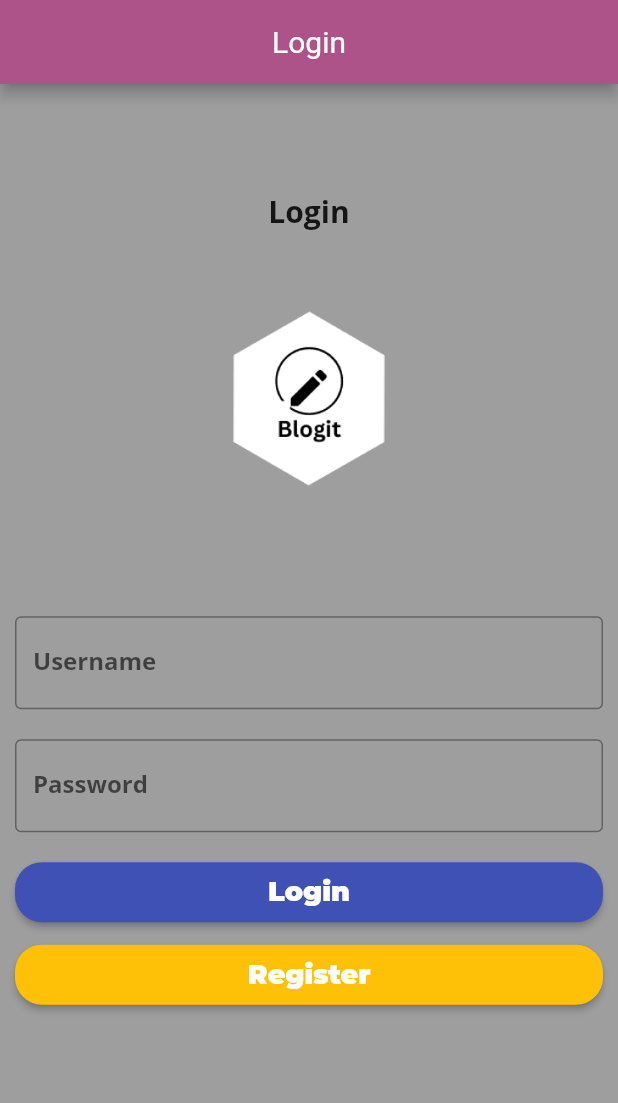
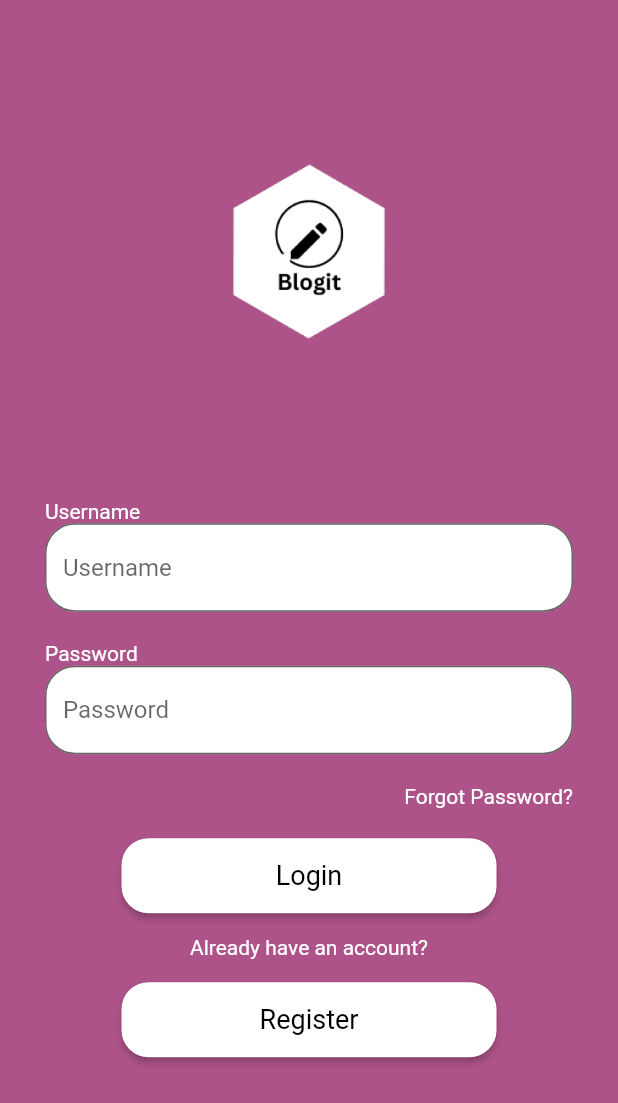
Before and after one commit to samyog437/flutter_blogit, a Flutter app: the screen it shows after launch, on a phone screen of 412 x 824 dp. Shown: the top 1103 px of the screen. Run offline on Flutter 3.47's test engine with Material 2 defaults, Android fonts, the phone set to English and light mode, and no system bars.

Commit message:
login page

```diff
--- a/lib/screen/loginscreen.dart
+++ b/lib/screen/loginscreen.dart
@@ -11,9 +11,6 @@ class _LoginScreenState extends State<LoginScreen> {
   @override
   Widget build(BuildContext context) {
     return Scaffold(
-      appBar: AppBar(
-        title: const Text('Login'),
-      ),
       body: Container(
         // color: Color(0xFFad5389),
         // color: Colors.amber,
@@ -24,71 +21,88 @@ class _LoginScreenState extends State<LoginScreen> {
           child: SingleChildScrollView(
             child: Column(
               children: [
-                const Text(
-                  'Login',
-                  style: TextStyle(
-                    fontSize: 20,
-                    // fontFamily: 'Montserrat BlackItalic',
-                  ),
-                ),
                 const Image(
                   image: AssetImage('assets/images/logo.png'),
                   width: 256,
                   height: 256,
                   fit: BoxFit.cover,
                 ),
+                Container(
+                  padding: const EdgeInsets.all(20),
+                  child: Column(
+                    children: [
+                      Container(
+                        alignment: Alignment.centerLeft,
+                        child: const Text(
+                          'Username',
+                          style: TextStyle(color: Colors.white),
+                        ),
+                      ),
                       TextFormField(
-                  decoration: const InputDecoration(
-                    labelText: 'Username',
-                    border: OutlineInputBorder(),
+                        decoration: InputDecoration(
+                          hintText: 'Username',
+                          border: OutlineInputBorder(
+                            borderRadius: BorderRadius.circular(20),
+                          ),
+                          filled: true,
+                          fillColor: Colors.white,
                         ),
                       ),
                       const SizedBox(
                         height: 20,
                       ),
+                      Container(
+                        alignment: Alignment.centerLeft,
+                        child: const Text(
+                          'Password',
+                          style: TextStyle(color: Colors.white),
+                        ),
+                      ),
                       TextFormField(
-                  decoration: const InputDecoration(
-                    labelText: 'Password',
-                    border: OutlineInputBorder(),
+                        decoration: InputDecoration(
+                            hintText: 'Password',
+                            border: OutlineInputBorder(
+                              borderRadius: BorderRadius.circular(20),
                             ),
+                            filled: true,
+                            fillColor: Colors.white),
                       ),
                       const SizedBox(
                         height: 20,
                       ),
+                      Container(
+                        alignment: Alignment.centerRight,
+                        child: const Text(
+                          'Forgot Password?',
+                          style: TextStyle(color: Colors.white),
+                        ),
+                      ),
+                    ],
+                  ),
+                ),
                 SizedBox(
-                  width: double.infinity,
-                  height: 40,
+                  width: 250,
+                  height: 50,
                   child: ElevatedButton(
                     onPressed: () {},
-                    // style: ButtonStyle(
-                    //   shape: MaterialStateProperty.all(
-                    //     RoundedRectangleBorder(
-                    //       borderRadius: BorderRadius.circular(18),
-                    //     ),
-                    //   ),
-                    //   // backgroundColor: MaterialStateProperty.all(Colors.amber),
-                    // ),
                     child: const Text('Login'),
                   ),
                 ),
                 const SizedBox(
                   height: 15,
                 ),
+                const Text(
+                  'Already have an account?',
+                  style: TextStyle(color: Colors.white),
+                ),
+                const SizedBox(
+                  height: 15,
+                ),
                 SizedBox(
-                  width: double.infinity,
-                  height: 40,
+                  width: 250,
+                  height: 50,
                   child: ElevatedButton(
                     onPressed: () {},
-                    // style: ButtonStyle(
-                    //   shape: MaterialStateProperty.all(
-                    //     RoundedRectangleBorder(
-                    //       borderRadius: BorderRadius.circular(18),
-                    //     ),
-                    //   ),
-                    // ),
-                    style: ElevatedButton.styleFrom(
-                      backgroundColor: Colors.amber,
-                    ),
                     child: const Text('Register'),
                   ),
                 ),
```
Also changed, not shown: lib/screen/splashscreen.dart (+8 -3 lines), lib/theme/theme_data.dart (+5 -18 lines). Lines whose indentation alone changed are shown as unchanged.
